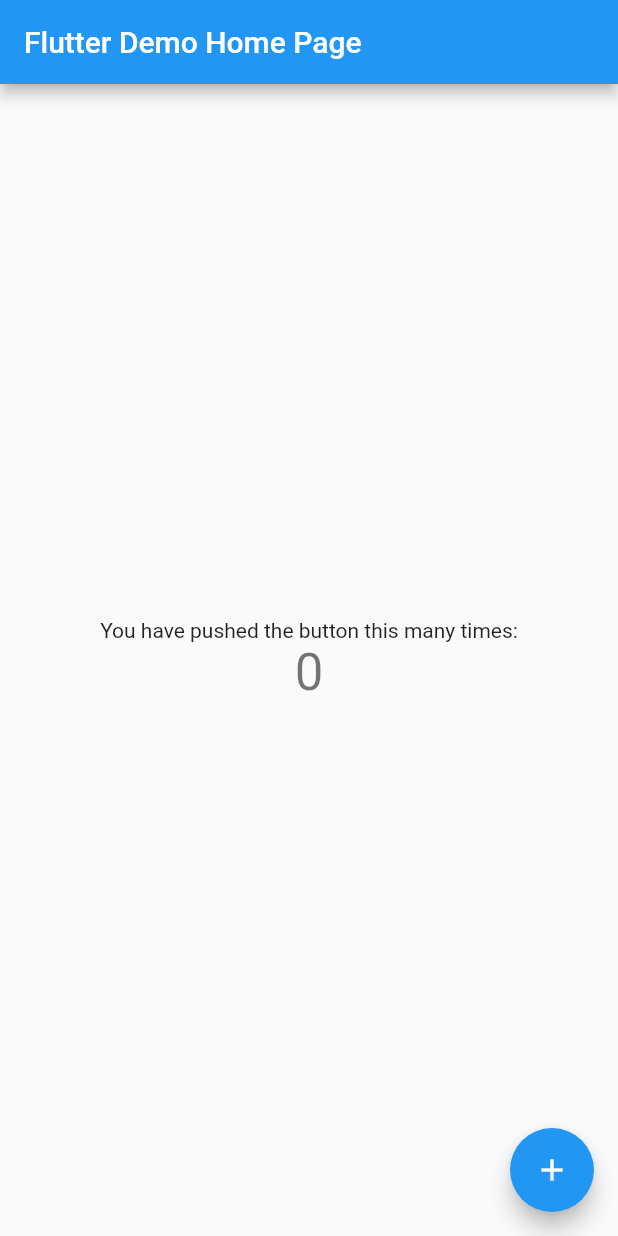
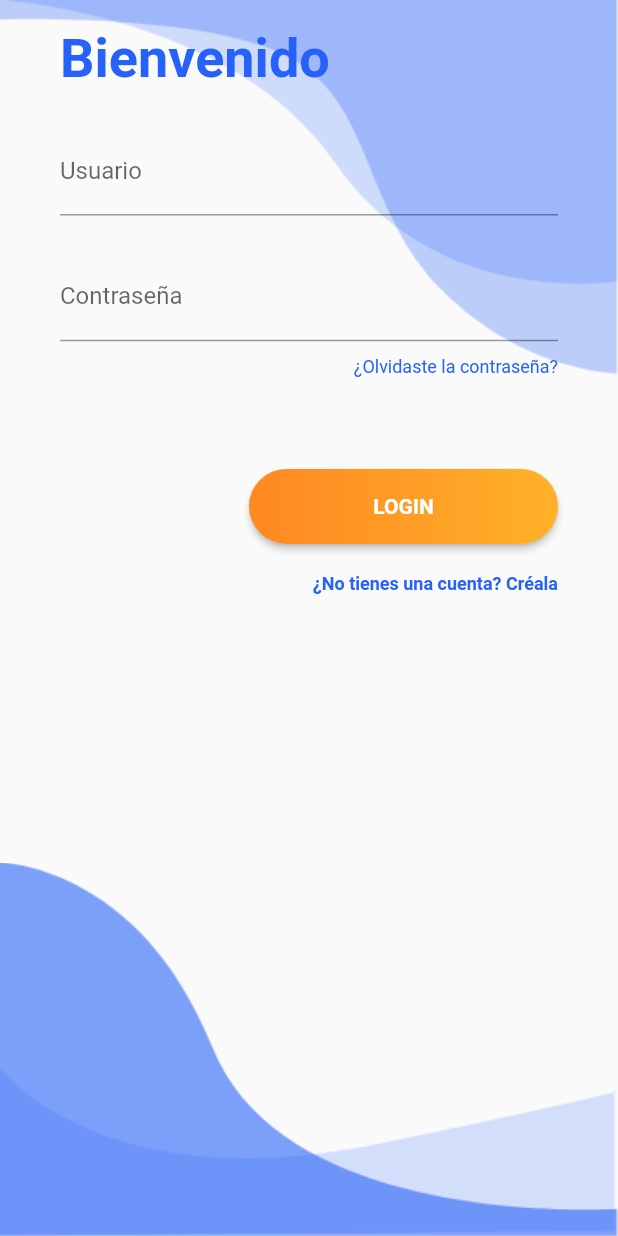
Before and after one commit to xElGrego/proyecto_lenguaje_u, a Flutter app: the screen it shows after launch, on a phone screen of 412 x 824 dp. Run offline on Flutter 3.47's test engine with Material 2 defaults, Android fonts, the light colour scheme and no system bars.

Commit message:
login page y register page

```diff
--- a/lib/main.dart
+++ b/lib/main.dart
@@ -1,115 +1,32 @@
 import 'package:flutter/material.dart';
+import 'package:provider/provider.dart';
+import 'package:proyecto_lenguaje_u/src/app/pages/login/login_page.dart';
 
-void main() {
-  runApp(const MyApp());
-}
+import 'src/data/provider/login_controller.dart';
+
+void main() => runApp(const MyApp());
 
 class MyApp extends StatelessWidget {
   const MyApp({Key? key}) : super(key: key);
 
-  // This widget is the root of your application.
   @override
   Widget build(BuildContext context) {
-    return MaterialApp(
-      title: 'Flutter Demo',
-      theme: ThemeData(
-        // This is the theme of your application.
-        //
-        // Try running your application with "flutter run". You'll see the
-        // application has a blue toolbar. Then, without quitting the app, try
-        // changing the primarySwatch below to Colors.green and then invoke
-        // "hot reload" (press "r" in the console where you ran "flutter run",
-        // or simply save your changes to "hot reload" in a Flutter IDE).
-        // Notice that the counter didn't reset back to zero; the application
-        // is not restarted.
-        primarySwatch: Colors.blue,
+    return MultiProvider(
+      providers: [
+        ChangeNotifierProvider(
+          create: (_) => LoginProvider(),
+        )
+      ],
+      child: MaterialApp(
+        debugShowCheckedModeBanner: false,
+        title: 'Flutter Demo',
+        theme: ThemeData(
+          primarySwatch: Colors.blue,
+        ),
+        home: const SafeArea(
+          child: LoginPage(),
+        ),
       ),
-      home: const MyHomePage(title: 'Flutter Demo Home Page'),
     );
   }
 }
-
-class MyHomePage extends StatefulWidget {
-  const MyHomePage({Key? key, required this.title}) : super(key: key);
-
-  // This widget is the home page of your application. It is stateful, meaning
-  // that it has a State object (defined below) that contains fields that affect
-  // how it looks.
-
-  // This class is the configuration for the state. It holds the values (in this
-  // case the title) provided by the parent (in this case the App widget) and
-  // used by the build method of the State. Fields in a Widget subclass are
-  // always marked "final".
-
-  final String title;
-
-  @override
-  State<MyHomePage> createState() => _MyHomePageState();
-}
-
-class _MyHomePageState extends State<MyHomePage> {
-  int _counter = 0;
-
-  void _incrementCounter() {
-    setState(() {
-      // This call to setState tells the Flutter framework that something has
-      // changed in this State, which causes it to rerun the build method below
-      // so that the display can reflect the updated values. If we changed
-      // _counter without calling setState(), then the build method would not be
-      // called again, and so nothing would appear to happen.
-      _counter++;
-    });
-  }
-
-  @override
-  Widget build(BuildContext context) {
-    // This method is rerun every time setState is called, for instance as done
-    // by the _incrementCounter method above.
-    //
-    // The Flutter framework has been optimized to make rerunning build methods
-    // fast, so that you can just rebuild anything that needs updating rather
-    // than having to individually change instances of widgets.
-    return Scaffold(
-      appBar: AppBar(
-        // Here we take the value from the MyHomePage object that was created by
-        // the App.build method, and use it to set our appbar title.
-        title: Text(widget.title),
-      ),
-      body: Center(
-        // Center is a layout widget. It takes a single child and positions it
-        // in the middle of the parent.
-        child: Column(
-          // Column is also a layout widget. It takes a list of children and
-          // arranges them vertically. By default, it sizes itself to fit its
-          // children horizontally, and tries to be as tall as its parent.
-          //
-          // Invoke "debug painting" (press "p" in the console, choose the
-          // "Toggle Debug Paint" action from the Flutter Inspector in Android
-          // Studio, or the "Toggle Debug Paint" command in Visual Studio Code)
-          // to see the wireframe for each widget.
-          //
-          // Column has various properties to control how it sizes itself and
-          // how it positions its children. Here we use mainAxisAlignment to
-          // center the children vertically; the main axis here is the vertical
-          // axis because Columns are vertical (the cross axis would be
-          // horizontal).
-          mainAxisAlignment: MainAxisAlignment.center,
-          children: <Widget>[
-            const Text(
-              'You have pushed the button this many times:',
-            ),
-            Text(
-              '$_counter',
-              style: Theme.of(context).textTheme.headline4,
-            ),
-          ],
-        ),
-      ),
-      floatingActionButton: FloatingActionButton(
-        onPressed: _incrementCounter,
-        tooltip: 'Increment',
-        child: const Icon(Icons.add),
-      ), // This trailing comma makes auto-formatting nicer for build methods.
-    );
-  }
-}
--- /dev/null
+++ b/lib/src/app/pages/login/login_page.dart
@@ -0,0 +1,116 @@
+import 'package:flutter/material.dart';
+
+import '../../widgets/background.dart';
+import '../register/register_page.dart';
+
+class LoginPage extends StatelessWidget {
+  const LoginPage({Key? key}) : super(key: key);
+
+  @override
+  Widget build(BuildContext context) {
+    Size size = MediaQuery.of(context).size;
+    return SafeArea(
+      child: Scaffold(
+        body: Background(
+          child: ListView(
+            children: <Widget>[
+              Padding(
+                padding: const EdgeInsets.only(top:18.0),
+                child: Container(
+                  alignment: Alignment.centerLeft,
+                  padding: const EdgeInsets.symmetric(horizontal: 40),
+                  child: const Text(
+                    "Bienvenido",
+                    style:
+                        TextStyle(fontWeight: FontWeight.bold, color: Color(0xFF2661FA), fontSize: 36),
+                    textAlign: TextAlign.left,
+                  ),
+                ),
+              ),
+              SizedBox(height: size.height * 0.03),
+              Container(
+                alignment: Alignment.center,
+                margin: const EdgeInsets.symmetric(horizontal: 40),
+                child: const TextField(
+                  decoration: InputDecoration(labelText: "Usuario"),
+                ),
+              ),
+              SizedBox(height: size.height * 0.03),
+              Container(
+                alignment: Alignment.center,
+                margin: const EdgeInsets.symmetric(horizontal: 40),
+                child: const TextField(
+                  decoration: InputDecoration(labelText: "Contraseña"),
+                  obscureText: true,
+                ),
+              ),
+              Container(
+                alignment: Alignment.centerRight,
+                margin: const EdgeInsets.symmetric(horizontal: 40, vertical: 10),
+                child: const Text(
+                  "¿Olvidaste la contraseña?",
+                  style: TextStyle(fontSize: 12, color: Color(0XFF2661FA)),
+                ),
+              ),
+              SizedBox(height: size.height * 0.05),
+              Container(
+                alignment: Alignment.centerRight,
+                margin: const EdgeInsets.symmetric(horizontal: 40, vertical: 10),
+                child: RaisedButton(
+                  onPressed: () {},
+                  shape: RoundedRectangleBorder(
+                    borderRadius: BorderRadius.circular(80.0),
+                  ),
+                  textColor: Colors.white,
+                  padding: const EdgeInsets.all(0),
+                  child: Container(
+                    alignment: Alignment.center,
+                    height: 50.0,
+                    width: size.width * 0.5,
+                    decoration: BoxDecoration(
+                        borderRadius: BorderRadius.circular(80.0),
+                        gradient: const LinearGradient(colors: [
+                          Color.fromARGB(255, 255, 136, 34),
+                          Color.fromARGB(255, 255, 177, 41)
+                        ])),
+                    padding: const EdgeInsets.all(0),
+                    child: const Text(
+                      "LOGIN",
+                      textAlign: TextAlign.center,
+                      style: TextStyle(fontWeight: FontWeight.bold),
+                    ),
+                  ),
+                ),
+              ),
+              Container(
+                alignment: Alignment.centerRight,
+                margin: const EdgeInsets.symmetric(
+                  horizontal: 40,
+                  vertical: 10,
+                ),
+                child: GestureDetector(
+                  onTap: () => {
+                    Navigator.push(
+                      context,
+                      MaterialPageRoute(
+                        builder: (context) => const RegisterPage(),
+                      ),
+                    ),
+                  },
+                  child: const Text(
+                    "¿No tienes una cuenta? Créala",
+                    style: TextStyle(
+                      fontSize: 12,
+                      fontWeight: FontWeight.bold,
+                      color: Color(0xFF2661FA),
+                    ),
+                  ),
+                ),
+              )
+            ],
+          ),
+        ),
+      ),
+    );
+  }
+}
--- /dev/null
+++ b/lib/src/app/widgets/background.dart
@@ -0,0 +1,62 @@
+import 'package:flutter/material.dart';
+
+class Background extends StatelessWidget {
+  final Widget child;
+
+  const Background({
+    Key? key,
+    required this.child,
+  }) : super(key: key);
+
+  @override
+  Widget build(BuildContext context) {
+    final orientation = MediaQuery.of(context).orientation;
+    final height = MediaQuery.of(context).size.height;
+    final width = MediaQuery.of(context).size.width;
+    return Container(
+      child: orientation == Orientation.portrait
+          ? SizedBox(
+              width: width,
+              height: height,
+              child: Stack(
+                alignment: Alignment.center,
+                children: <Widget>[
+                  Positioned(
+                    top: 0,
+                    right: 0,
+                    child: Image.asset("assets/images/top1.png", width: width),
+                  ),
+                  Positioned(
+                    top: 0,
+                    right: 0,
+                    child: Image.asset("assets/images/top2.png", width: width),
+                  ),
+
+                  Positioned(
+                    bottom: 0,
+                    right: 0,
+                    child: Image.asset("assets/images/bottom1.png", width: width),
+                  ),
+                  Positioned(
+                    bottom: 0,
+                    right: 0,
+                    child: Image.asset("assets/images/bottom2.png", width: width),
+                  ),
+                  child
+                ],
+              ),
+            )
+          : SizedBox(
+              width: width,
+              height: height,
+              child: Stack(
+                alignment: Alignment.center,
+                children: <Widget>[
+
+                  child
+                ],
+              ),
+            )
+    );
+  }
+}
--- /dev/null
+++ b/lib/src/data/provider/login_controller.dart
@@ -0,0 +1,5 @@
+import 'package:flutter/cupertino.dart';
+
+class LoginProvider extends ChangeNotifier{
+
+}
--- /dev/null
+++ b/lib/src/data/provider/register_controller.dart
@@ -0,0 +1,5 @@
+import 'package:flutter/cupertino.dart';
+
+class RegisterController extends ChangeNotifier{
+
+}
--- a/pubspec.yaml
+++ b/pubspec.yaml
@@ -34,6 +34,8 @@
   # The following adds the Cupertino Icons font to your application.
   # Use with the CupertinoIcons class for iOS style icons.
   cupertino_icons: ^1.0.2
+  provider:
+  http:
 
 dev_dependencies:
   flutter_test:
@@ -58,8 +60,8 @@
   uses-material-design: true
 
   # To add assets to your application, add an assets section, like this:
-  # assets:
-  #   - images/a_dot_burr.jpeg
+  assets:
+    - assets/images/
   #   - images/a_dot_ham.jpeg
 
   # An image asset can refer to one or more resolution-specific "variants", see
```
Also changed, not shown: lib/src/app/pages/register/register_page.dart (added, +142 -0 lines), lib/src/config/config.dart (added, +17 -0 lines), assets/images/bottom1.png (added), assets/images/bottom2.png (added), assets/images/main.png (added), assets/images/top1.png (added), assets/images/top2.png (added), pubspec.lock.
